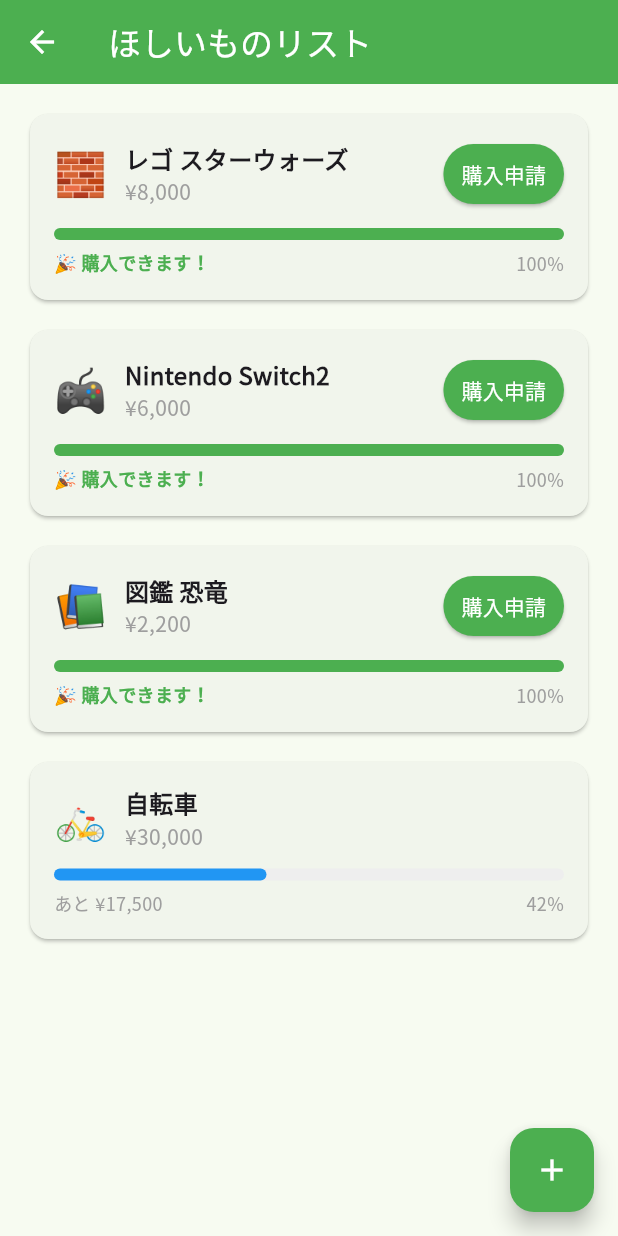
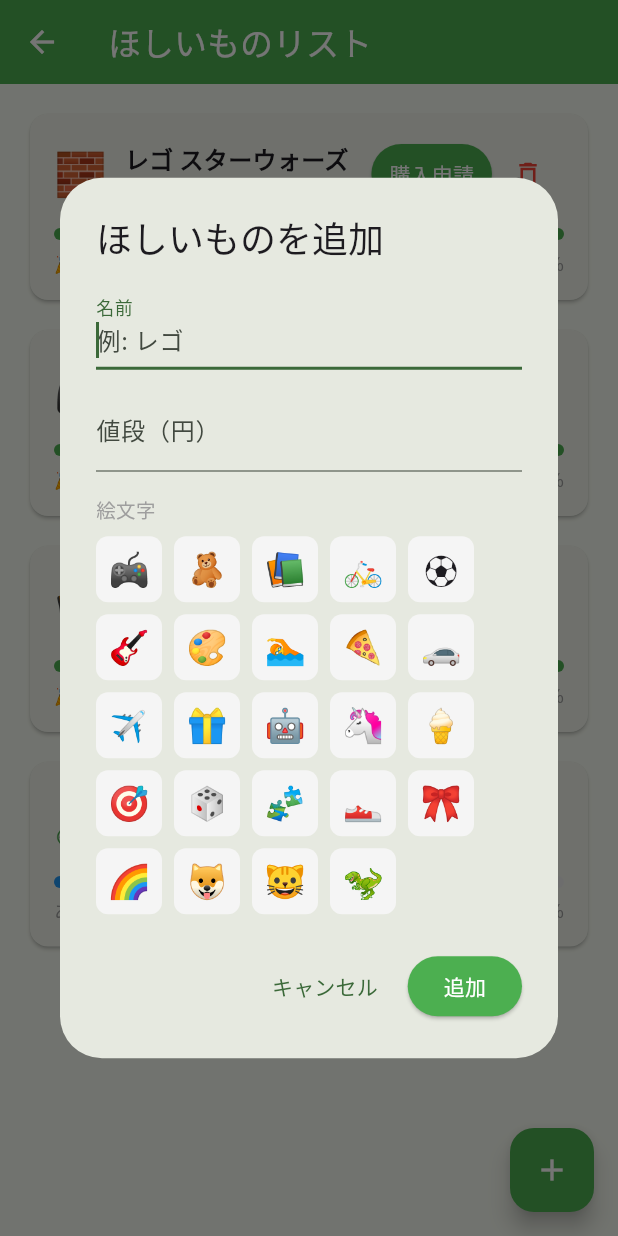
Before and after one commit to Sir-KUMA/family-money-app, a Flutter app: the BucketListScreen screen opened directly, after a tap on the "add" icon, on a phone screen of 412 x 824 dp. Run offline on Flutter 3.47's test engine with Material 3 defaults, Android fonts, the phone set to English and light mode, and no system bars; our stand-ins replace google_fonts, shared_preferences; accounts and stored records are empty.

Commit message:
feat: add bucket list management with emoji picker and formatted price input
- Add/delete items from wish list
- Emoji picker with 24 preset options
- Auto comma formatting on price input (e.g. 3,000)

Co-Authored-By: Claude Sonnet 4.6 <noreply@anthropic.com>

```diff
--- a/lib/models/app_state.dart
+++ b/lib/models/app_state.dart
@@ -50,12 +50,26 @@ class BucketItem {
   final int price;
   final String emoji;
 
-  const BucketItem({
+  BucketItem({
     required this.id,
     required this.name,
     required this.price,
     required this.emoji,
   });
+
+  Map<String, dynamic> toJson() => {
+        'id': id,
+        'name': name,
+        'price': price,
+        'emoji': emoji,
+      };
+
+  factory BucketItem.fromJson(Map<String, dynamic> json) => BucketItem(
+        id: json['id'] as String,
+        name: json['name'] as String,
+        price: json['price'] as int,
+        emoji: json['emoji'] as String,
+      );
 }
 
 class AppState extends ChangeNotifier {
@@ -69,7 +83,7 @@ class AppState extends ChangeNotifier {
     Stock(name: 'TOPIX', description: '日本の会社をたくさん集めたチーム', invested: 0, current: 0),
   ];
 
-  final List<BucketItem> bucketItems = const [
+  List<BucketItem> bucketItems = [
     BucketItem(id: '1', name: 'レゴ スターウォーズ', price: 8000, emoji: '🧱'),
     BucketItem(id: '2', name: 'Nintendo Switch2', price: 6000, emoji: '🎮'),
     BucketItem(id: '3', name: '図鑑 恐竜', price: 2200, emoji: '📚'),
@@ -124,6 +138,12 @@ class AppState extends ChangeNotifier {
     if (purchasedJson != null) {
       _purchasedItemIds.addAll((jsonDecode(purchasedJson) as List).cast<String>());
     }
+
+    final bucketJson = prefs.getString('bucketItems');
+    if (bucketJson != null) {
+      final list = jsonDecode(bucketJson) as List;
+      bucketItems = list.map((e) => BucketItem.fromJson(e as Map<String, dynamic>)).toList();
+    }
   }
 
   Future<void> _save() async {
@@ -133,6 +153,7 @@ class AppState extends ChangeNotifier {
     await prefs.setString('jobs', jsonEncode(jobs.map((j) => j.toJson()).toList()));
     await prefs.setString('requestedItemIds', jsonEncode(_requestedItemIds.toList()));
     await prefs.setString('purchasedItemIds', jsonEncode(_purchasedItemIds.toList()));
+    await prefs.setString('bucketItems', jsonEncode(bucketItems.map((b) => b.toJson()).toList()));
   }
 
   // ── お仕事操作 ───────────────────────────────────────────────
@@ -170,6 +191,23 @@ class AppState extends ChangeNotifier {
     _save();
   }
 
+  // ── ほしいものリスト操作 ─────────────────────────────────────
+
+  void addBucketItem(String name, int price, String emoji) {
+    final id = DateTime.now().millisecondsSinceEpoch.toString();
+    bucketItems.add(BucketItem(id: id, name: name, price: price, emoji: emoji));
+    notifyListeners();
+    _save();
+  }
+
+  void deleteBucketItem(BucketItem item) {
+    bucketItems.remove(item);
+    _requestedItemIds.remove(item.id);
+    _purchasedItemIds.remove(item.id);
+    notifyListeners();
+    _save();
+  }
+
   // ── 購入申請操作 ─────────────────────────────────────────────
 
   void requestPurchase(BucketItem item) {
--- a/lib/screens/bucket_list_screen.dart
+++ b/lib/screens/bucket_list_screen.dart
@@ -1,7 +1,35 @@
 import 'package:flutter/material.dart';
+import 'package:flutter/services.dart';
 import 'package:provider/provider.dart';
 import '../models/app_state.dart';
 import '../utils/format.dart';
+
+const _presetEmojis = [
+  '🎮', '🧸', '📚', '🚲', '⚽', '🎸',
+  '🎨', '🏊', '🍕', '🚗', '✈️', '🎁',
+  '🤖', '🦄', '🍦', '🎯', '🎲', '🧩',
+  '👟', '🎀', '🌈', '🐶', '🐱', '🦖',
+];
+
+class _ThousandsSeparatorFormatter extends TextInputFormatter {
+  @override
+  TextEditingValue formatEditUpdate(TextEditingValue oldValue, TextEditingValue newValue) {
+    final digits = newValue.text.replaceAll(',', '');
+    if (digits.isEmpty) return newValue.copyWith(text: '');
+    if (int.tryParse(digits) == null) return oldValue;
+
+    final buffer = StringBuffer();
+    for (int i = 0; i < digits.length; i++) {
+      if (i > 0 && (digits.length - i) % 3 == 0) buffer.write(',');
+      buffer.write(digits[i]);
+    }
+    final formatted = buffer.toString();
+    return TextEditingValue(
+      text: formatted,
+      selection: TextSelection.collapsed(offset: formatted.length),
+    );
+  }
+}
 
 class BucketListScreen extends StatelessWidget {
   const BucketListScreen({super.key});
@@ -16,7 +44,11 @@ class BucketListScreen extends StatelessWidget {
         backgroundColor: const Color(0xFF4CAF50),
         foregroundColor: Colors.white,
       ),
-      body: ListView(
+      body: state.bucketItems.isEmpty
+          ? const Center(
+              child: Text('ほしいものを追加しよう！', style: TextStyle(color: Colors.grey)),
+            )
+          : ListView(
               padding: const EdgeInsets.all(16),
               children: [
                 for (final item in state.bucketItems) ...[
@@ -31,7 +63,10 @@ class BucketListScreen extends StatelessWidget {
               ],
             ),
       floatingActionButton: FloatingActionButton(
-        onPressed: () {},
+        onPressed: () => showDialog(
+          context: context,
+          builder: (_) => const _AddBucketItemDialog(),
+        ),
         backgroundColor: const Color(0xFF4CAF50),
         foregroundColor: Colors.white,
         child: const Icon(Icons.add),
@@ -85,6 +120,30 @@ class _BucketItemCard extends StatelessWidget {
                   canBuy: canBuy,
                   isRequested: isRequested,
                   isPurchased: isPurchased,
+                ),
+                IconButton(
+                  icon: const Icon(Icons.delete_outline, color: Colors.red, size: 20),
+                  onPressed: () => showDialog(
+                    context: context,
+                    builder: (_) => AlertDialog(
+                      title: const Text('削除'),
+                      content: Text('「${item.name}」を削除しますか？'),
+                      actions: [
+                        TextButton(
+                          onPressed: () => Navigator.of(context).pop(),
+                          child: const Text('キャンセル'),
+                        ),
+                        TextButton(
+                          onPressed: () {
+                            context.read<AppState>().deleteBucketItem(item);
+                            Navigator.of(context).pop();
+                          },
+                          style: TextButton.styleFrom(foregroundColor: Colors.red),
+                          child: const Text('削除'),
+                        ),
+                      ],
+                    ),
+                  ),
                 ),
               ],
             ),
@@ -167,3 +226,101 @@ class _ActionButton extends StatelessWidget {
     return const SizedBox.shrink();
   }
 }
+
+class _AddBucketItemDialog extends StatefulWidget {
+  const _AddBucketItemDialog();
+
+  @override
+  State<_AddBucketItemDialog> createState() => _AddBucketItemDialogState();
+}
+
+class _AddBucketItemDialogState extends State<_AddBucketItemDialog> {
+  final _nameController = TextEditingController();
+  final _priceController = TextEditingController();
+  String _selectedEmoji = '⭐';
+
+  @override
+  void dispose() {
+    _nameController.dispose();
+    _priceController.dispose();
+    super.dispose();
+  }
+
+  void _submit() {
+    final name = _nameController.text.trim();
+    final price = int.tryParse(_priceController.text.replaceAll(',', ''));
+    if (name.isEmpty || price == null || price <= 0) return;
+
+    context.read<AppState>().addBucketItem(name, price, _selectedEmoji);
+    Navigator.of(context).pop();
+  }
+
+  @override
+  Widget build(BuildContext context) {
+    return AlertDialog(
+      title: const Text('ほしいものを追加'),
+      content: SingleChildScrollView(
+        child: Column(
+          mainAxisSize: MainAxisSize.min,
+          crossAxisAlignment: CrossAxisAlignment.start,
+          children: [
+            TextField(
+              controller: _nameController,
+              decoration: const InputDecoration(labelText: '名前', hintText: '例: レゴ'),
+              autofocus: true,
+            ),
+            const SizedBox(height: 12),
+            TextField(
+              controller: _priceController,
+              decoration: const InputDecoration(labelText: '値段（円）', hintText: '例: 3,000'),
+              keyboardType: TextInputType.number,
+              inputFormatters: [_ThousandsSeparatorFormatter()],
+            ),
+            const SizedBox(height: 16),
+            const Text('絵文字', style: TextStyle(fontSize: 13, color: Colors.grey)),
+            const SizedBox(height: 8),
+            Wrap(
+              spacing: 8,
+              runSpacing: 8,
+              children: _presetEmojis.map((emoji) {
+                final selected = emoji == _selectedEmoji;
+                return GestureDetector(
+                  onTap: () => setState(() => _selectedEmoji = emoji),
+                  child: Container(
+                    width: 44,
+                    height: 44,
+                    decoration: BoxDecoration(
+                      color: selected ? const Color(0xFFE8F5E9) : Colors.grey[100],
+                      borderRadius: BorderRadius.circular(8),
+                      border: Border.all(
+                        color: selected ? const Color(0xFF4CAF50) : Colors.transparent,
+                        width: 2,
+                      ),
+                    ),
+                    child: Center(
+                      child: Text(emoji, style: const TextStyle(fontSize: 22)),
+                    ),
+                  ),
+                );
+              }).toList(),
+            ),
+          ],
+        ),
+      ),
+      actions: [
+        TextButton(
+          onPressed: () => Navigator.of(context).pop(),
+          child: const Text('キャンセル'),
+        ),
+        ElevatedButton(
+          onPressed: _submit,
+          style: ElevatedButton.styleFrom(
+            backgroundColor: const Color(0xFF4CAF50),
+            foregroundColor: Colors.white,
+          ),
+          child: const Text('追加'),
+        ),
+      ],
+    );
+  }
+}
```
Lines whose indentation alone changed are shown as unchanged.
